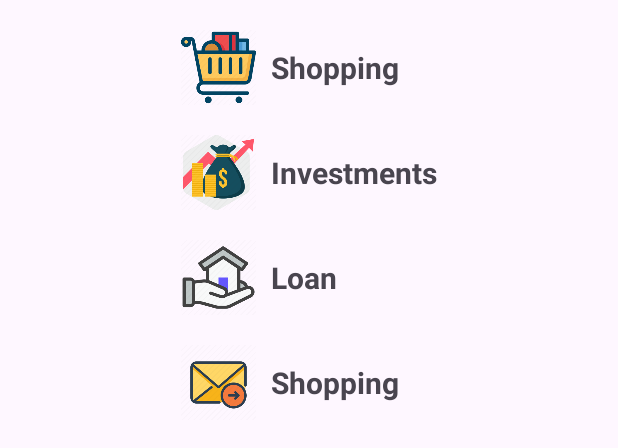
After one commit to Mariusz63/BankApplication, an Android app built with Jetpack Compose: the layout dialog_add_transaction.xml on its own in the app's theme, with its tools: preview values and no code run, on a phone screen of 412 x 824 dp. The commit adds this screen. Shown: the top 448 px of the screen. Run offline under Robolectric (Android 15) with nearby library versions, the phone set to English and light mode, and no system bars.

Commit message:
add dialog_add_transaction application working

```diff
--- a/app/src/main/java/com/example/myapplication/Authentication/LoginActivity.java
+++ b/app/src/main/java/com/example/myapplication/Authentication/LoginActivity.java
@@ -171,7 +171,7 @@ public class LoginActivity extends AppCompatActivity {
                     if(cursor.moveToFirst()){
                         User user = new User();
                         user.set_id(cursor.getInt(cursor.getColumnIndexOrThrow("_id")));
-                        user.setEmial(cursor.getString(cursor.getColumnIndexOrThrow("email")));
+                        user.setEmail(cursor.getString(cursor.getColumnIndexOrThrow("email")));
                         user.setAddress(cursor.getString(cursor.getColumnIndexOrThrow("address")));
                         user.setFirst_name(cursor.getString(cursor.getColumnIndexOrThrow("first_name")));
                         user.setLast_name(cursor.getString(cursor.getColumnIndexOrThrow("last_name")));
--- /dev/null
+++ b/app/src/main/res/layout/dialog_add_transaction.xml
@@ -0,0 +1,114 @@
+<?xml version="1.0" encoding="utf-8"?>
+<RelativeLayout xmlns:android="http://schemas.android.com/apk/res/android"
+    android:layout_width="match_parent"
+    android:layout_height="wrap_content"
+    android:orientation="vertical"
+    android:padding="20dp">
+
+    <RelativeLayout
+        android:layout_width="wrap_content"
+        android:layout_height="wrap_content"
+        android:layout_centerHorizontal="true">
+
+        <RelativeLayout
+            android:layout_width="wrap_content"
+            android:layout_height="wrap_content"
+            android:id="@+id/shoppingRelLayout">
+
+            <ImageView
+                android:layout_width="50dp"
+                android:layout_height="50dp"
+                android:id="@+id/shoppingImage"
+                android:src="@mipmap/ic_shopping"/>
+
+            <TextView
+                android:layout_width="wrap_content"
+                android:layout_height="wrap_content"
+                android:layout_centerVertical="true"
+                android:layout_marginLeft="10dp"
+                android:layout_toRightOf="@+id/shoppingImage"
+                android:text="Shopping"
+                android:textSize="20dp"
+                android:textStyle="bold"/>
+
+        </RelativeLayout>
+
+        <RelativeLayout
+            android:layout_width="wrap_content"
+            android:layout_height="wrap_content"
+            android:id="@+id/investmentRelLayout"
+            android:layout_marginTop="20dp"
+            android:layout_below="@id/shoppingRelLayout">
+
+            <ImageView
+                android:layout_width="50dp"
+                android:layout_height="50dp"
+                android:id="@+id/investmentImage"
+                android:src="@mipmap/ic_investment"/>
+
+            <TextView
+                android:layout_width="wrap_content"
+                android:layout_height="wrap_content"
+                android:layout_centerVertical="true"
+                android:layout_marginLeft="10dp"
+                android:layout_toRightOf="@+id/investmentImage"
+                android:text="Investments"
+                android:textSize="20dp"
+                android:textStyle="bold"/>
+
+        </RelativeLayout>
+
+        <RelativeLayout
+            android:layout_width="wrap_content"
+            android:layout_height="wrap_content"
+            android:id="@+id/loanRelLayout"
+            android:layout_marginTop="20dp"
+            android:layout_below="@id/investmentRelLayout">
+
+            <ImageView
+                android:layout_width="50dp"
+                android:layout_height="50dp"
+                android:id="@+id/loanImage"
+                android:src="@mipmap/ic_loan"/>
+
+            <TextView
+                android:layout_width="wrap_content"
+                android:layout_height="wrap_content"
+                android:layout_centerVertical="true"
+                android:layout_marginLeft="10dp"
+                android:layout_toRightOf="@+id/loanImage"
+                android:text="Loan"
+                android:textSize="20dp"
+                android:textStyle="bold"/>
+
+        </RelativeLayout>
+
+        <RelativeLayout
+            android:layout_width="wrap_content"
+            android:layout_height="wrap_content"
+            android:id="@+id/transactionRelLayout"
+            android:layout_marginTop="20dp"
+            android:layout_below="@id/loanRelLayout">
+
+            <ImageView
+                android:layout_width="50dp"
+                android:layout_height="50dp"
+                android:id="@+id/transactionImage"
+                android:src="@mipmap/ic_send"/>
+
+            <TextView
+                android:layout_width="wrap_content"
+                android:layout_height="wrap_content"
+                android:layout_centerVertical="true"
+                android:layout_marginLeft="10dp"
+                android:layout_toRightOf="@+id/transactionImage"
+                android:text="Shopping"
+                android:textSize="20dp"
+                android:textStyle="bold"/>
+
+        </RelativeLayout>
+
+
+    </RelativeLayout>
+
+</RelativeLayout>
```
Also changed, not shown: app/src/main/java/com/example/myapplication/Authentication/RegisterActivity.java (+7 -4 lines), app/src/main/java/com/example/myapplication/Dialogs/AddTransactionDialog.java (added, +64 -0 lines), app/src/main/java/com/example/myapplication/MainActivity.java (+58 -4 lines), app/src/main/java/com/example/myapplication/Models/User.java (+7 -7 lines), app/src/main/res/layout/activity_main.xml (+9 -8 lines), app/src/main/res/mipmap-hdpi/ic_investment.png (added), app/src/main/res/mipmap-hdpi/ic_loan.png (added), app/src/main/res/mipmap-hdpi/ic_send.png (added), app/src/main/res/mipmap-hdpi/ic_shopping.png (added).
